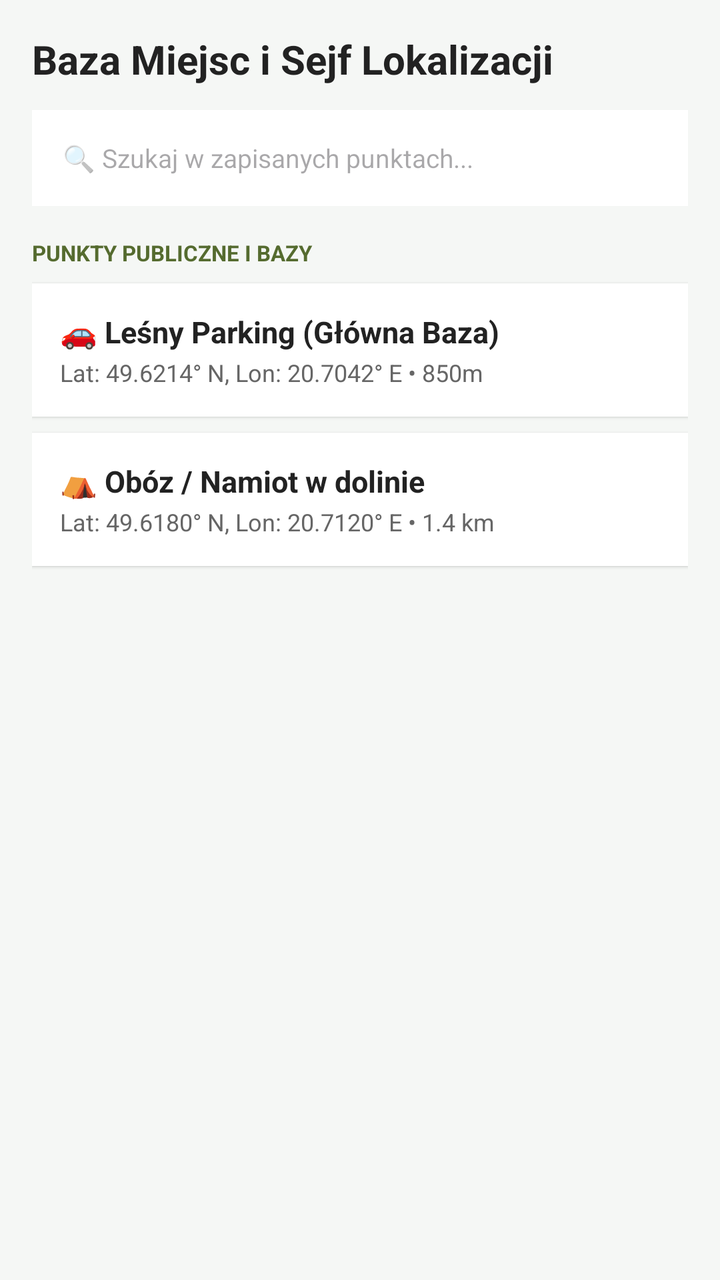
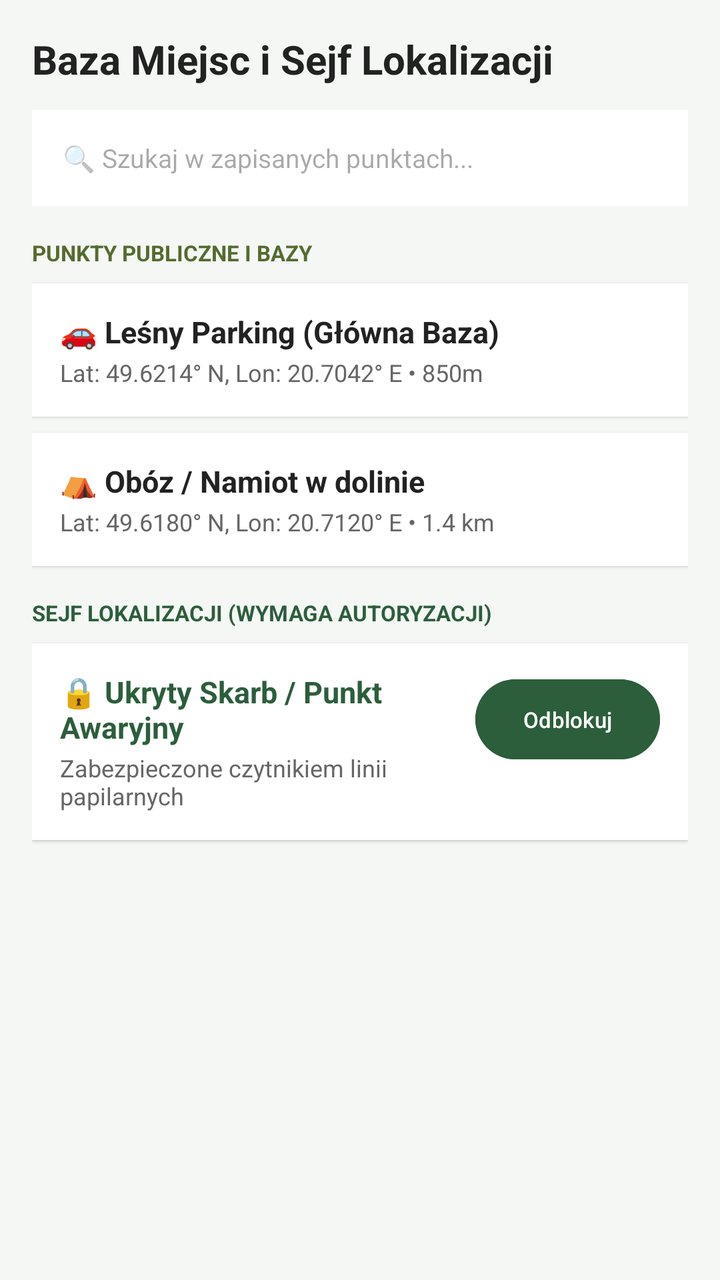

The first picture is an Android layout as it rendered before a commit; the second is the same layout after the commit. The layout source and the unified diff follow.
<!-- AndroidManifest.xml: application theme Theme.SafeReturn -->
<!-- res/layout/fragment_points_list.xml -->
<?xml version="1.0" encoding="utf-8"?>
<LinearLayout xmlns:android="http://schemas.android.com/apk/res/android"
    android:layout_width="match_parent"
    android:layout_height="match_parent"
    android:background="@color/bg_light"
    android:orientation="vertical"
    android:padding="16dp">

    
    <TextView
        android:layout_width="wrap_content"
        android:layout_height="wrap_content"
        android:layout_marginBottom="12dp"
        android:text="Baza Miejsc i Sejf Lokalizacji"
        android:textColor="@color/text_main"
        android:textSize="20sp"
        android:textStyle="bold" />

    <EditText
        android:layout_width="match_parent"
        android:layout_height="48dp"
        android:layout_marginBottom="16dp"
        android:background="@color/card_bg"
        android:hint=" 🔍 Szukaj w zapisanych punktach..."
        android:paddingHorizontal="12dp"
        android:textSize="13sp" />

    
    <TextView
        android:layout_width="wrap_content"
        android:layout_height="wrap_content"
        android:layout_marginBottom="8dp"
        android:text="PUNKTY PUBLICZNE I BAZY"
        android:textColor="@color/forest_accent"
        android:textSize="11sp"
        android:textStyle="bold" />

    <LinearLayout
        android:layout_width="match_parent"
        android:layout_height="wrap_content"
        android:layout_marginBottom="8dp"
        android:background="@color/card_bg"
        android:elevation="1dp"
        android:orientation="vertical"
        android:padding="14dp">

        <TextView
            android:layout_width="wrap_content"
            android:layout_height="wrap_content"
            android:text="🚗 Leśny Parking (Główna Baza)"
            android:textColor="@color/text_main"
            android:textSize="15sp"
            android:textStyle="bold" />

        <TextView
            android:layout_width="wrap_content"
            android:layout_height="wrap_content"
            android:layout_marginTop="2dp"
            android:text="Lat: 49.6214° N, Lon: 20.7042° E • 850m"
            android:textColor="@color/text_muted"
            android:textSize="12sp" />
    </LinearLayout>

    <LinearLayout
        android:layout_width="match_parent"
        android:layout_height="wrap_content"
        android:layout_marginBottom="16dp"
        android:background="@color/card_bg"
        android:elevation="1dp"
        android:orientation="vertical"
        android:padding="14dp">

        <TextView
            android:layout_width="wrap_content"
            android:layout_height="wrap_content"
            android:text="⛺ Obóz / Namiot w dolinie"
            android:textColor="@color/text_main"
            android:textSize="15sp"
            android:textStyle="bold" />

        <TextView
            android:layout_width="wrap_content"
            android:layout_height="wrap_content"
            android:layout_marginTop="2dp"
            android:text="Lat: 49.6180° N, Lon: 20.7120° E • 1.4 km"
            android:textColor="@color/text_muted"
            android:textSize="12sp" />
    </LinearLayout>
</LinearLayout>
<!-- resources referenced by this layout -->
<resources>
  <color name="bg_light">#F5F7F5</color>
  <color name="card_bg">#FFFFFF</color>
  <color name="forest_accent">#556B2F</color>
  <color name="text_main">#222222</color>
  <color name="text_muted">#666666</color>
  <style name="Theme.SafeReturn" parent="Base.Theme.SafeReturn" />
  <style name="Base.Theme.SafeReturn" parent="Theme.Material3.DayNight.NoActionBar">
          
          
      </style>
</resources>

<!-- the commit's change to res/layout/fragment_points_list.xml (unified diff, before → after) -->
@@ -86,4 +86,53 @@
             android:textColor="@color/text_muted"
             android:textSize="12sp" />
     </LinearLayout>
+
+    
+    <TextView
+        android:layout_width="wrap_content"
+        android:layout_height="wrap_content"
+        android:layout_marginBottom="8dp"
+        android:text="SEJF LOKALIZACJI (WYMAGA AUTORYZACJI)"
+        android:textColor="@color/forest_primary"
+        android:textSize="11sp"
+        android:textStyle="bold" />
+
+    <LinearLayout
+        android:layout_width="match_parent"
+        android:layout_height="wrap_content"
+        android:background="@color/card_bg"
+        android:elevation="1dp"
+        android:orientation="horizontal"
+        android:padding="14dp">
+
+        <LinearLayout
+            android:layout_width="0dp"
+            android:layout_height="wrap_content"
+            android:layout_weight="1"
+            android:orientation="vertical">
+
+            <TextView
+                android:layout_width="wrap_content"
+                android:layout_height="wrap_content"
+                android:text="🔒 Ukryty Skarb / Punkt Awaryjny"
+                android:textColor="@color/forest_primary"
+                android:textSize="15sp"
+                android:textStyle="bold" />
+
+            <TextView
+                android:layout_width="wrap_content"
+                android:layout_height="wrap_content"
+                android:layout_marginTop="2dp"
+                android:text="Zabezpieczone czytnikiem linii papilarnych"
+                android:textColor="@color/text_muted"
+                android:textSize="12sp" />
+        </LinearLayout>
+
+        <Button
+            android:layout_width="wrap_content"
+            android:layout_height="48dp"
+            android:backgroundTint="@color/forest_primary"
+            android:text="Odblokuj"
+            android:textSize="11sp" />
+    </LinearLayout>
 </LinearLayout>
<!-- resource entries referenced after the edit -->
@@ -3,6 +3,7 @@
   <color name="bg_light">#F5F7F5</color>
   <color name="card_bg">#FFFFFF</color>
   <color name="forest_accent">#556B2F</color>
+  <color name="forest_primary">#2C5E3B</color>
   <color name="text_main">#222222</color>
   <color name="text_muted">#666666</color>
   <style name="Theme.SafeReturn" parent="Base.Theme.SafeReturn" />
